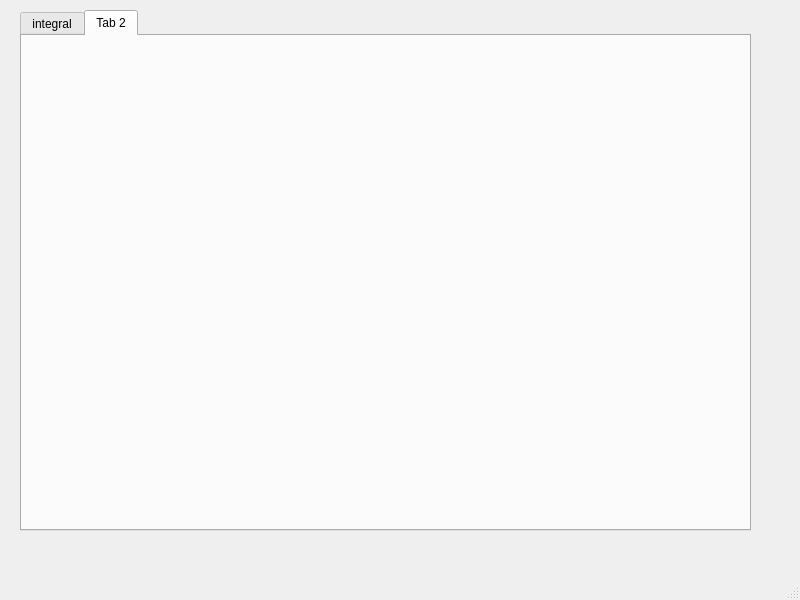
Jelena-Zivovic/RS014-geek-calculator, file src/geek-calculator/mainwindow.ui: the form before one commit.
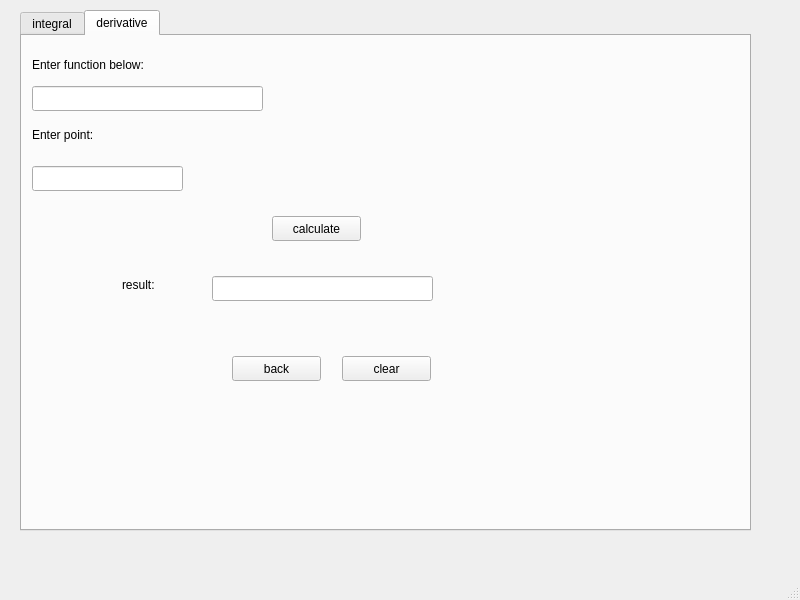
The form after the commit. The open tabs and pages were chosen to show the change.

Commit message: calculate derivative at a given point

```diff
--- a/src/geek-calculator/mainwindow.ui
+++ b/src/geek-calculator/mainwindow.ui
@@ -483,7 +483,10 @@
         <height>521</height>
        </rect>
       </property>
-      <widget class="QWidget" name="tab">
+      <property name="currentIndex">
+       <number>1</number>
+      </property>
+      <widget class="QWidget" name="integralTab">
        <property name="layoutDirection">
         <enum>Qt::LeftToRight</enum>
        </property>
@@ -708,8 +711,116 @@
       </widget>
       <widget class="QWidget" name="tab_2">
        <attribute name="title">
-        <string>Tab 2</string>
+        <string>derivative</string>
        </attribute>
+       <widget class="QLabel" name="enterFunctionDerivativeLabel">
+        <property name="geometry">
+         <rect>
+          <x>10</x>
+          <y>20</y>
+          <width>161</width>
+          <height>17</height>
+         </rect>
+        </property>
+        <property name="text">
+         <string>Enter function below:</string>
+        </property>
+       </widget>
+       <widget class="QLineEdit" name="enterFunctionDerivativeLineEdit">
+        <property name="geometry">
+         <rect>
+          <x>10</x>
+          <y>50</y>
+          <width>231</width>
+          <height>25</height>
+         </rect>
+        </property>
+       </widget>
+       <widget class="QLabel" name="enterPointLabel">
+        <property name="geometry">
+         <rect>
+          <x>10</x>
+          <y>90</y>
+          <width>131</width>
+          <height>17</height>
+         </rect>
+        </property>
+        <property name="text">
+         <string>Enter point:</string>
+        </property>
+       </widget>
+       <widget class="QLineEdit" name="enterPointLineEdit">
+        <property name="geometry">
+         <rect>
+          <x>10</x>
+          <y>130</y>
+          <width>151</width>
+          <height>25</height>
+         </rect>
+        </property>
+       </widget>
+       <widget class="QPushButton" name="calculateDerivativeButton">
+        <property name="geometry">
+         <rect>
+          <x>250</x>
+          <y>180</y>
+          <width>89</width>
+          <height>25</height>
+         </rect>
+        </property>
+        <property name="text">
+         <string>calculate</string>
+        </property>
+       </widget>
+       <widget class="QLabel" name="resultLabel_2">
+        <property name="geometry">
+         <rect>
+          <x>100</x>
+          <y>240</y>
+          <width>67</width>
+          <height>17</height>
+         </rect>
+        </property>
+        <property name="text">
+         <string>result:</string>
+        </property>
+       </widget>
+       <widget class="QLineEdit" name="resultDerivativeLineEdit">
+        <property name="geometry">
+         <rect>
+          <x>190</x>
+          <y>240</y>
+          <width>221</width>
+          <height>25</height>
+         </rect>
+        </property>
+       </widget>
+       <widget class="QPushButton" name="goBackToMainPageButton_3">
+        <property name="geometry">
+         <rect>
+          <x>210</x>
+          <y>320</y>
+          <width>89</width>
+          <height>25</height>
+         </rect>
+        </property>
+        <property name="text">
+         <string>back</string>
+        </property>
+       </widget>
+       <widget class="QPushButton" name="clearDerivativeButton">
+        <property name="geometry">
+         <rect>
+          <x>320</x>
+          <y>320</y>
+          <width>89</width>
+          <height>25</height>
+         </rect>
+        </property>
+        <property name="text">
+         <string>clear</string>
+        </property>
+       </widget>
       </widget>
      </widget>
     </widget>
```
Left out of the diff: 5 changed lines with no effect on the pictures. The commit also changes 2 other files.
